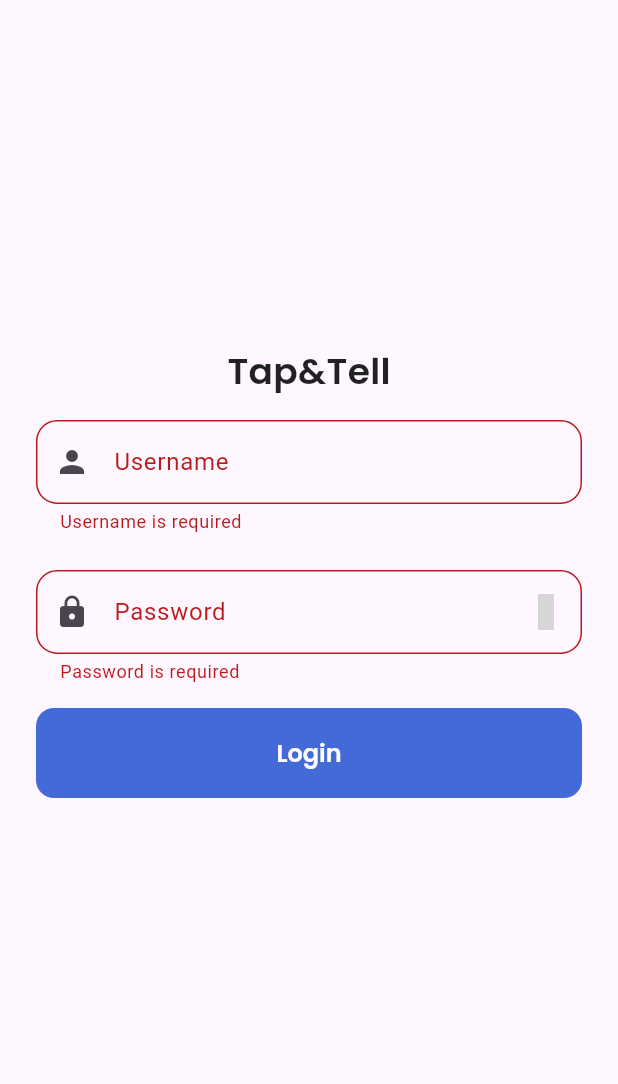
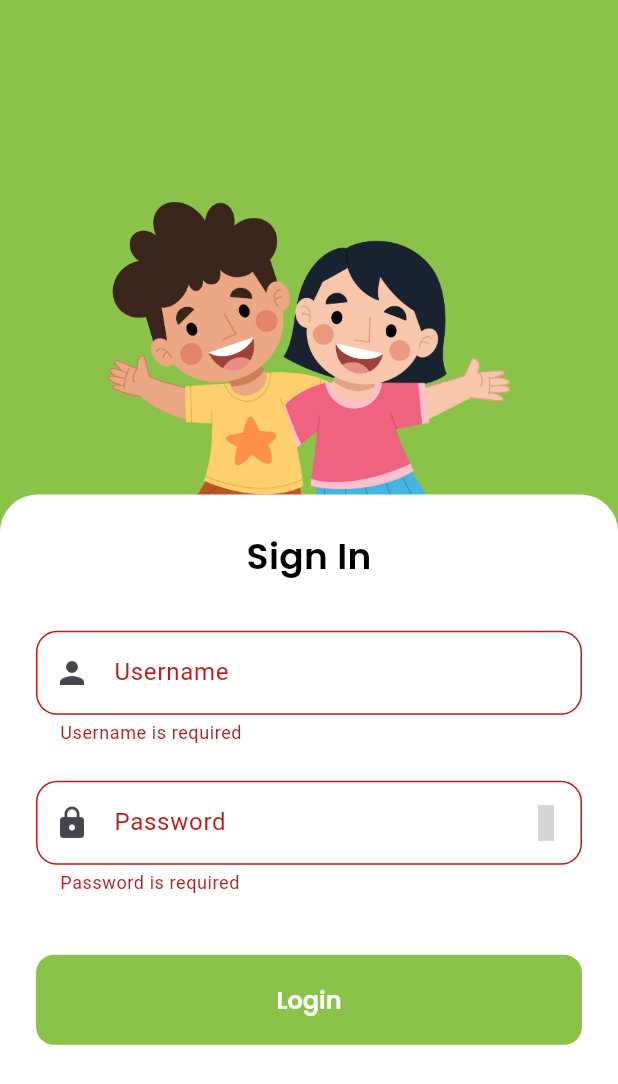
Before and after one commit to Fzappyy/MAD3-Submission-1-Cena-Franz, a Flutter app: the screen it shows after launch, after a tap on "Login", on a phone screen of 412 x 824 dp. Shown: the top 1084 px of the screen. Run offline on Flutter 3.47's test engine with Material 3 defaults, Android fonts, the phone set to English and light mode, and no system bars; our stand-ins replace flutter_spinkit, form_field_validator, get_it, go_router, google_fonts, iconsax and 1 more; grey boxes are pictures that could not be loaded.

Commit message:
added tasks 4,5,7,8. improved also the UI

```diff
--- a/lib/main.dart
+++ b/lib/main.dart
@@ -4,9 +4,15 @@ import 'package:mad3_submission_1/src/routing/router.dart';
 
 void main() async {
   WidgetsFlutterBinding.ensureInitialized();
+
+  // Initialize AuthController and load session
   AuthController.initialize();
+  await AuthController.instance.loadSession();
+
+  // Initialize router after session is loaded
   GlobalRouter.initialize();
-  await AuthController.I.loadSession();
+
+  // Run the app
   runApp(const MyApp());
 }
 
@@ -16,7 +22,7 @@ class MyApp extends StatelessWidget {
   @override
   Widget build(BuildContext context) {
     return MaterialApp.router(
-      routerConfig: GlobalRouter.I.router,
+      routerConfig: GlobalRouter.instance.router,
       debugShowCheckedModeBanner: false,
       title: 'MAD3 Submission 1 Cena Pueblos',
       theme: ThemeData(
--- a/lib/src/controllers/auth_controller.dart
+++ b/lib/src/controllers/auth_controller.dart
@@ -1,45 +1,58 @@
 import 'package:flutter/material.dart';
 import 'package:get_it/get_it.dart';
 import 'package:mad3_submission_1/src/enum/enum.dart';
+import 'package:shared_preferences/shared_preferences.dart';
 
 class AuthController with ChangeNotifier {
-  // Static method to initialize the singleton in GetIt
   static void initialize() {
     GetIt.instance.registerSingleton<AuthController>(AuthController());
   }
 
-  // Static getter to access the instance through GetIt
   static AuthController get instance => GetIt.instance<AuthController>();
 
   static AuthController get I => GetIt.instance<AuthController>();
 
   AuthState state = AuthState.unauthenticated;
   SimulatedAPI api = SimulatedAPI();
+  SharedPreferences? _prefs;
 
-  login(String userName, String password) async {
+  AuthController() {
+    _initPrefs();
+  }
+
+  Future<void> _initPrefs() async {
+    _prefs = await SharedPreferences.getInstance();
+    _loadSessionFromPrefs();
+  }
+
+  void _loadSessionFromPrefs() {
+    bool isLoggedIn = _prefs?.getBool('isLoggedIn') ?? false;
+    state = isLoggedIn ? AuthState.authenticated : AuthState.unauthenticated;
+    notifyListeners();
+  }
+
+  Future<void> login(String userName, String password) async {
     bool isLoggedIn = await api.login(userName, password);
     if (isLoggedIn) {
       state = AuthState.authenticated;
-      //should store session
-
+      await _prefs?.setBool('isLoggedIn', true);
       notifyListeners();
     }
   }
 
-  ///write code to log out the user and add it to the home page.
   Future<void> logout() async {
     await Future.delayed(const Duration(seconds: 2));
     state = AuthState.unauthenticated;
+    await _prefs?.remove('isLoggedIn');
     notifyListeners();
   }
 
-  ///must be called in main before runApp
-  ///
-  loadSession() async {
-    //check secure storage method
+  Future<void> loadSession() async {
+    if (_prefs == null || !_prefs!.containsKey('isLoggedIn')) {
+      await _initPrefs();
+    }
+    _loadSessionFromPrefs();
   }
-
-  ///https://pub.dev/packages/flutter_secure_storage or any caching dependency of your choice like localstorage, hive, or a db
 }
 
 class SimulatedAPI {
--- a/lib/src/routing/router.dart
+++ b/lib/src/routing/router.dart
@@ -21,23 +21,6 @@ class GlobalRouter {
   late GlobalKey<NavigatorState> _rootNavigatorKey;
   late GlobalKey<NavigatorState> _shellNavigatorKey;
 
-  Future<String?> handleRedirect(
-      BuildContext context, GoRouterState state) async {
-    if (AuthController.I.state == AuthState.authenticated) {
-      if (state.matchedLocation == LoginScreen.route) {
-        return HomeScreen.route;
-      }
-      return null;
-    }
-    if (AuthController.I.state != AuthState.authenticated) {
-      if (state.matchedLocation == LoginScreen.route) {
-        return null;
-      }
-      return LoginScreen.route;
-    }
-    return null;
-  }
-
   GlobalRouter() {
     _rootNavigatorKey = GlobalKey<NavigatorState>();
     _shellNavigatorKey = GlobalKey<NavigatorState>();
@@ -45,12 +28,10 @@ class GlobalRouter {
       navigatorKey: _rootNavigatorKey,
       initialLocation: LoginScreen.route,
       redirect: handleRedirect,
-        refreshListenable: AuthController.I,
+      refreshListenable: AuthController.instance,
       routes: [
         GoRoute(
-            parentNavigatorKey: _rootNavigatorKey,
           path: LoginScreen.route,
-            name: LoginScreen.name,
           builder: (context, state) {
             return const LoginScreen();
           },
@@ -59,36 +40,44 @@ class GlobalRouter {
           navigatorKey: _shellNavigatorKey,
           routes: [
             GoRoute(
-                parentNavigatorKey: _shellNavigatorKey,
               path: HomeScreen.route,
-                name: HomeScreen.name,
               builder: (context, state) {
                 return const HomeScreen();
               },
             ),
             GoRoute(
-                parentNavigatorKey: _shellNavigatorKey,
               path: AccountScreen.route,
-                name: AccountScreen.name,
               builder: (context, state) {
                 return const AccountScreen();
               },
             ),
           ],
           builder: (context, state, child) {
+            if (AuthController.instance.state == AuthState.authenticated) {
               return HomeWrapper(
                 child: child,
               );
+            } else {
+              return const SizedBox.shrink();
+            }
           },
         ),
-          // GoRoute(
-          //   parentNavigatorKey: _rootNavigatorKey,
-          //   path: AccountScreen.route,
-          //   name: AccountScreen.name,
-          //   builder: (context, state) {
-          //     return const AccountScreen();
-          //   },
-          // )
-        ]);
+      ],
+    );
+  }
+
+  Future<String?> handleRedirect(
+      BuildContext context, GoRouterState state) async {
+    if (AuthController.instance.state == AuthState.authenticated) {
+      if (state.matchedLocation == LoginScreen.route) {
+        return HomeScreen.route;
+      }
+      return null;
+    } else {
+      if (state.matchedLocation == LoginScreen.route) {
+        return null;
+      }
+      return LoginScreen.route;
     }
   }
+}
--- a/lib/src/screens/home_screen.dart
+++ b/lib/src/screens/home_screen.dart
@@ -14,7 +14,9 @@ class HomeScreen extends StatelessWidget {
       ),
       body: const SafeArea(
           child: Center(
-        child: Text("Home Screen"),
+        child: Text(
+          "Home Screen",
+        ),
       )),
     );
   }
--- a/lib/src/screens/login_screen.dart
+++ b/lib/src/screens/login_screen.dart
@@ -28,8 +28,6 @@ class _LoginScreenState extends State<LoginScreen> {
     password = TextEditingController();
     showPass = true;
     formKey = GlobalKey<FormState>();
-    username = TextEditingController();
-    password = TextEditingController();
     usernameFn = FocusNode();
     passwordFn = FocusNode();
   }
@@ -46,38 +44,63 @@ class _LoginScreenState extends State<LoginScreen> {
   @override
   Widget build(BuildContext context) {
     return Scaffold(
-      body: SafeArea(
-        child: Padding(
+      backgroundColor: Colors.lightGreen,
+      body: Stack(
+        children: [
+          Positioned(
+            top: 100,
+            left: 0,
+            right: 0,
+            child: Container(
+              height: MediaQuery.of(context).size.height * 0.42,
+              color: Colors.lightGreen,
+              child:
+                  Center(child: Image.asset('assets/images/Tap & Tell-4.png')),
+            ),
+          ),
+          Positioned(
+            top: MediaQuery.of(context).size.height * 0.4,
+            left: 0,
+            right: 0,
+            bottom: 0,
+            child: Container(
+              decoration: const BoxDecoration(
+                color: Colors.white,
+                borderRadius: BorderRadius.only(
+                  topLeft: Radius.circular(25),
+                  topRight: Radius.circular(25),
+                ),
+              ),
               padding: const EdgeInsets.all(24),
+              child: SingleChildScrollView(
                 child: Column(
-            crossAxisAlignment: CrossAxisAlignment.center,
+                  mainAxisAlignment: MainAxisAlignment.start,
                   children: [
+                    Text(
+                      'Sign In',
+                      style: GoogleFonts.poppins(
+                        color: Colors.black,
+                        fontSize: 24,
+                        fontWeight: FontWeight.w600,
+                      ),
+                      textAlign: TextAlign.left,
+                    ),
                     SizedBox(
-                height: MediaQuery.of(context).size.height * .25,
-              ),
-              Text(
-                "Tap&Tell",
-                style: GoogleFonts.poppins(
-                    color: Colors.black87,
-                    fontSize: 24,
-                    fontWeight: FontWeight.w600),
-              ),
-              const SizedBox(
-                height: 16,
+                      height: MediaQuery.of(context).size.height * 0.04,
                     ),
                     Form(
                       key: formKey,
                       child: Column(
                         mainAxisSize: MainAxisSize.min,
                         children: [
-                    Flexible(
-                      child: TextFormField(
+                          TextFormField(
                             controller: username,
                             obscureText: false,
                             onEditingComplete: usernameFn.requestFocus,
                             keyboardType: TextInputType.text,
                             validator: MultiValidator([
-                          RequiredValidator(errorText: "Username is required"),
+                              RequiredValidator(
+                                  errorText: "Username is required"),
                               MinLengthValidator(
                                 6,
                                 errorText:
@@ -99,12 +122,8 @@ class _LoginScreenState extends State<LoginScreen> {
                               labelText: 'Username',
                             ),
                           ),
-                    ),
-                    const SizedBox(
-                      height: 24,
-                    ),
-                    Flexible(
-                      child: TextFormField(
+                          const SizedBox(height: 24),
+                          TextFormField(
                             controller: password,
                             obscureText: showPass,
                             onEditingComplete: () {
@@ -113,11 +132,12 @@ class _LoginScreenState extends State<LoginScreen> {
                             },
                             keyboardType: TextInputType.visiblePassword,
                             validator: MultiValidator([
-                          RequiredValidator(errorText: "Password is required"),
+                              RequiredValidator(
+                                  errorText: "Password is required"),
                               MinLengthValidator(
                                 8,
                                 errorText:
-                                "Password must to be at least 8 characters long",
+                                    "Password must be at least 8 characters long",
                               ),
                               PatternValidator(
                                 r"^(?=.*[a-z])(?=.*[A-Z])(?=.*\d)(?=.*[!@#$%^&*()_+?\-=[\]{};':,.<>]).*$",
@@ -144,44 +164,53 @@ class _LoginScreenState extends State<LoginScreen> {
                               ),
                             ),
                           ),
-                    ),
-                    const SizedBox(height: 16),
+                          const SizedBox(height: 40),
                           SizedBox(
                             width: double.infinity,
                             child: ElevatedButton(
                               style: ElevatedButton.styleFrom(
                                 elevation: 0,
                                 foregroundColor: Colors.white,
-                              backgroundColor:
-                                  const Color.fromARGB(255, 67, 106, 214),
-                              padding: const EdgeInsets.symmetric(vertical: 18),
+                                backgroundColor: Colors.lightGreen,
+                                padding:
+                                    const EdgeInsets.symmetric(vertical: 18),
                                 textStyle: GoogleFonts.poppins(
                                   textStyle: const TextStyle(
                                     fontSize: 16,
                                     fontWeight: FontWeight.w600,
-                                      color: Colors.white)),
+                                    color: Colors.white,
+                                  ),
+                                ),
                                 shape: RoundedRectangleBorder(
-                                  borderRadius: BorderRadius.circular(12))),
+                                  borderRadius: BorderRadius.circular(12),
+                                ),
+                              ),
                               onPressed: () {
                                 onSubmit();
                               },
                               child: const Text('Login'),
-                        )),
+                            ),
+                          ),
                         ],
                       ),
-              )
+                    ),
                   ],
                 ),
               ),
             ),
+          ),
+        ],
+      ),
     );
   }
 
-  onSubmit() async {
+  void onSubmit() async {
     if (formKey.currentState?.validate() ?? false) {
-      WaitingDialog.show(context,
-          future: AuthController.I
-              .login(username.text.trim(), password.text.trim()));
+      WaitingDialog.show(
+        context,
+        future:
+            AuthController.I.login(username.text.trim(), password.text.trim()),
+      );
     }
   }
 }
--- a/pubspec.yaml
+++ b/pubspec.yaml
@@ -19,7 +19,7 @@ publish_to: "none" # Remove this line if you wish to publish to pub.dev
 version: 1.0.0+1
 
 environment:
-  sdk: ">=3.4.3 <4.0.0"
+  sdk: ">=3.3.0 <4.0.0"
 
 # Dependencies specify other packages that your package needs in order to work.
 # To automatically upgrade your package dependencies to the latest versions
@@ -64,7 +64,9 @@ flutter:
   uses-material-design: true
 
   # To add assets to your application, add an assets section, like this:
-  # assets:
+  assets:
+    - assets/images/
+
   #   - images/a_dot_burr.jpeg
   #   - images/a_dot_ham.jpeg
 
```
Also changed, not shown: assets/images/Tap & Tell-4.png (added), pubspec.lock, 12 other files. Lines whose indentation alone changed are shown as unchanged.
